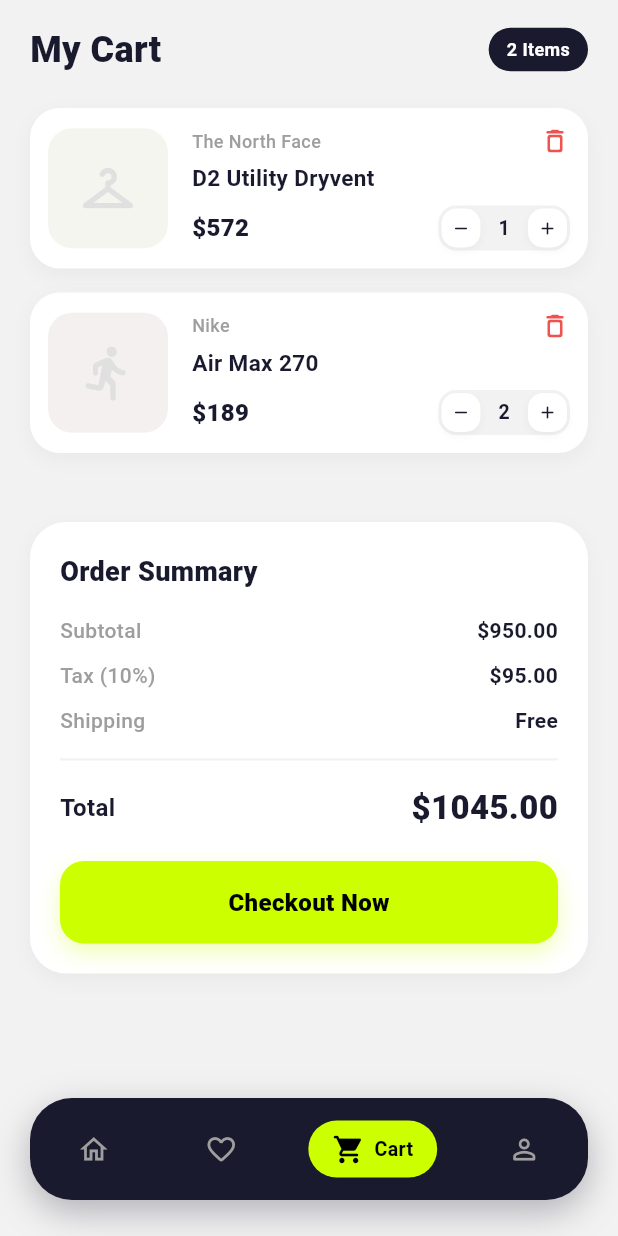
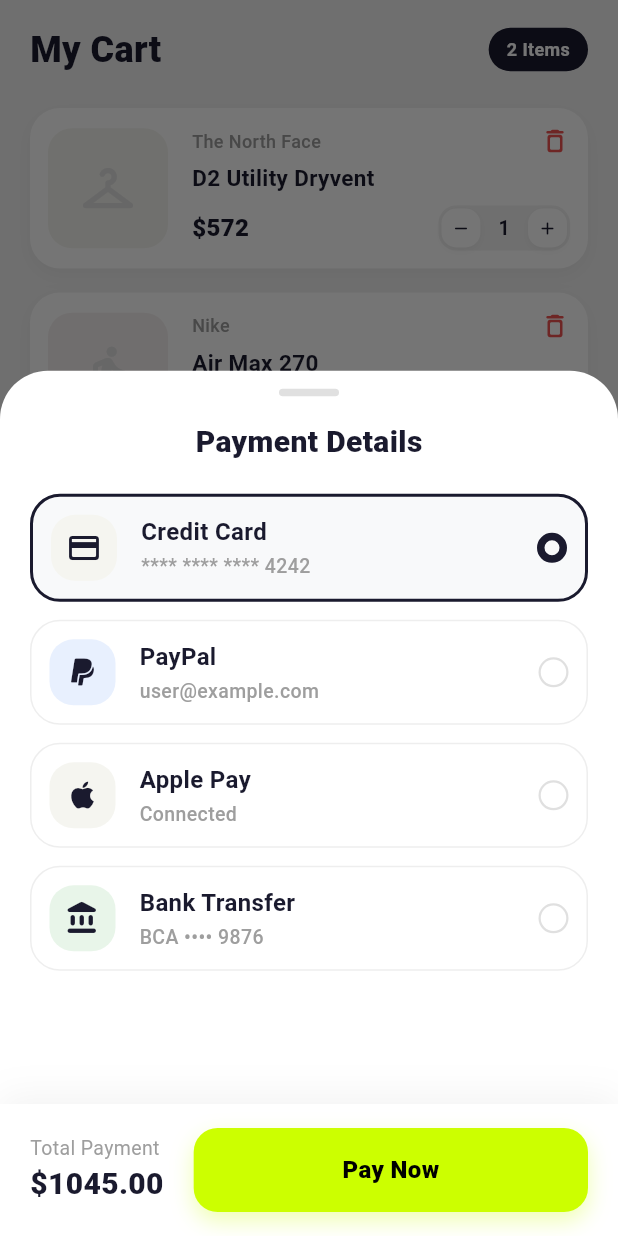
Before and after one commit to nuha24k/flutter-ecommerce, a Flutter app: the HomePage screen opened directly, item 3 of the bottom bar chosen, after a tap on "Checkout Now", on a phone screen of 412 x 824 dp. Run offline on Flutter 3.47's test engine with Material 3 defaults, Android fonts, the phone set to English and light mode, and no system bars; our stand-ins replace equatable, flutter_bloc, get_it.

Commit message:
feat: implement PaymentMethodPage and integrate bottom sheet modal in cart page

```diff
--- a/lib/features/home/presentation/pages/cart_page.dart
+++ b/lib/features/home/presentation/pages/cart_page.dart
@@ -1,6 +1,7 @@
 import 'package:flutter/material.dart';
 import '../../../../core/constants/colors.dart';
 import 'home_page.dart';
+import 'payment_method_page.dart';
 
 class CartPage extends StatefulWidget {
   const CartPage({super.key});
@@ -344,7 +345,17 @@
             ),
             const SizedBox(height: 20),
             GestureDetector(
-              onTap: () {},
+              onTap: () {
+                showModalBottomSheet(
+                  context: context,
+                  isScrollControlled: true,
+                  backgroundColor: Colors.transparent,
+                  builder: (context) => FractionallySizedBox(
+                    heightFactor: 0.7,
+                    child: PaymentMethodPage(totalAmount: total),
+                  ),
+                );
+              },
               child: Container(
                 width: double.infinity,
                 padding: const EdgeInsets.symmetric(vertical: 16),
--- /dev/null
+++ b/lib/features/home/presentation/pages/payment_method_page.dart
@@ -0,0 +1,251 @@
+import 'package:flutter/material.dart';
+import '../../../../core/constants/colors.dart';
+
+class PaymentMethodPage extends StatefulWidget {
+  final double totalAmount;
+
+  const PaymentMethodPage({
+    super.key,
+    required this.totalAmount,
+  });
+
+  @override
+  State<PaymentMethodPage> createState() => _PaymentMethodPageState();
+}
+
+class _PaymentMethodPageState extends State<PaymentMethodPage> {
+  String currentSelected = 'Credit Card';
+
+  final List<Map<String, dynamic>> paymentMethods = [
+    {
+      'id': 'Credit Card',
+      'title': 'Credit Card',
+      'subtitle': '**** **** **** 4242',
+      'icon': Icons.credit_card_rounded,
+      'color': const Color(0xFFF5F5F0),
+    },
+    {
+      'id': 'PayPal',
+      'title': 'PayPal',
+      'subtitle': 'user@example.com',
+      'icon': Icons.paypal_rounded,
+      'color': const Color(0xFFE8F0FE),
+    },
+    {
+      'id': 'Apple Pay',
+      'title': 'Apple Pay',
+      'subtitle': 'Connected',
+      'icon': Icons.apple_rounded,
+      'color': const Color(0xFFF5F5F0),
+    },
+    {
+      'id': 'Bank Transfer',
+      'title': 'Bank Transfer',
+      'subtitle': 'BCA •••• 9876',
+      'icon': Icons.account_balance_rounded,
+      'color': const Color(0xFFE8F5E9),
+    },
+  ];
+
+  @override
+  Widget build(BuildContext context) {
+    return Container(
+      decoration: const BoxDecoration(
+        color: Colors.white,
+        borderRadius: BorderRadius.only(
+          topLeft: Radius.circular(32),
+          topRight: Radius.circular(32),
+        ),
+      ),
+      child: Column(
+        mainAxisSize: MainAxisSize.min,
+        children: [
+          const SizedBox(height: 12),
+          Container(
+            width: 40,
+            height: 5,
+            decoration: BoxDecoration(
+              color: Colors.grey.shade300,
+              borderRadius: BorderRadius.circular(10),
+            ),
+          ),
+          const SizedBox(height: 16),
+          const Text(
+            'Payment Details',
+            style: TextStyle(
+              fontFamily: 'Outfit',
+              fontSize: 20,
+              fontWeight: FontWeight.w800,
+              color: Color(0xFF1A1A2E),
+            ),
+          ),
+          const SizedBox(height: 20),
+          Expanded(
+            child: ListView.builder(
+              padding: const EdgeInsets.symmetric(horizontal: 20),
+              physics: const BouncingScrollPhysics(),
+              itemCount: paymentMethods.length,
+              itemBuilder: (context, index) {
+                final method = paymentMethods[index];
+                final isSelected = currentSelected == method['id'];
+
+                return GestureDetector(
+                  onTap: () {
+                    setState(() {
+                      currentSelected = method['id'];
+                    });
+                  },
+                  child: Container(
+                    margin: const EdgeInsets.only(bottom: 12),
+                    padding: const EdgeInsets.all(12),
+                    decoration: BoxDecoration(
+                      color: isSelected ? const Color(0xFFF8F9FA) : Colors.white,
+                      borderRadius: BorderRadius.circular(20),
+                      border: Border.all(
+                        color: isSelected ? const Color(0xFF1A1A2E) : Colors.grey.shade200,
+                        width: isSelected ? 2 : 1,
+                      ),
+                    ),
+                    child: Row(
+                      children: [
+                        Container(
+                          padding: const EdgeInsets.all(10),
+                          decoration: BoxDecoration(
+                            color: method['color'],
+                            borderRadius: BorderRadius.circular(16),
+                          ),
+                          child: Icon(
+                            method['icon'],
+                            size: 24,
+                            color: const Color(0xFF1A1A2E),
+                          ),
+                        ),
+                        const SizedBox(width: 16),
+                        Expanded(
+                          child: Column(
+                            crossAxisAlignment: CrossAxisAlignment.start,
+                            children: [
+                              Text(
+                                method['title'],
+                                style: const TextStyle(
+                                  fontFamily: 'Outfit',
+                                  fontSize: 16,
+                                  fontWeight: FontWeight.w700,
+                                  color: Color(0xFF1A1A2E),
+                                ),
+                              ),
+                              const SizedBox(height: 2),
+                              Text(
+                                method['subtitle'],
+                                style: TextStyle(
+                                  fontFamily: 'Outfit',
+                                  fontSize: 13,
+                                  fontWeight: FontWeight.w500,
+                                  color: Colors.grey.shade500,
+                                ),
+                              ),
+                            ],
+                          ),
+                        ),
+                        Container(
+                          width: 20,
+                          height: 20,
+                          decoration: BoxDecoration(
+                            shape: BoxShape.circle,
+                            border: Border.all(
+                              color: isSelected ? const Color(0xFF1A1A2E) : Colors.grey.shade300,
+                              width: isSelected ? 5 : 1.5,
+                            ),
+                          ),
+                        ),
+                      ],
+                    ),
+                  ),
+                );
+              },
+            ),
+          ),
+          Container(
+            padding: EdgeInsets.fromLTRB(20, 16, 20, MediaQuery.of(context).padding.bottom + 16),
+            decoration: BoxDecoration(
+              color: Colors.white,
+              boxShadow: [
+                BoxShadow(
+                  color: Colors.black.withValues(alpha: 0.05),
+                  blurRadius: 20,
+                  offset: const Offset(0, -5),
+                ),
+              ],
+            ),
+            child: Row(
+              children: [
+                Column(
+                  crossAxisAlignment: CrossAxisAlignment.start,
+                  children: [
+                    Text(
+                      'Total Payment',
+                      style: TextStyle(
+                        fontFamily: 'Outfit',
+                        fontSize: 13,
+                        color: Colors.grey.shade500,
+                      ),
+                    ),
+                    Text(
+                      '\$${widget.totalAmount.toStringAsFixed(2)}',
+                      style: const TextStyle(
+                        fontFamily: 'Outfit',
+                        fontSize: 20,
+                        fontWeight: FontWeight.w900,
+                        color: Color(0xFF1A1A2E),
+                      ),
+                    ),
+                  ],
+                ),
+                const SizedBox(width: 20),
+                Expanded(
+                  child: GestureDetector(
+                    onTap: () {
+                      Navigator.pop(context); // Close the bottom sheet
+                      ScaffoldMessenger.of(context).showSnackBar(
+                        const SnackBar(
+                          content: Text('Payment Successful!'),
+                          backgroundColor: Color(0xFF1A1A2E),
+                          behavior: SnackBarBehavior.floating,
+                        ),
+                      );
+                    },
+                    child: Container(
+                      height: 56,
+                      decoration: BoxDecoration(
+                        color: AppColors.limeGreen,
+                        borderRadius: BorderRadius.circular(16),
+                        boxShadow: [
+                          BoxShadow(
+                            color: AppColors.limeGreen.withValues(alpha: 0.3),
+                            blurRadius: 12,
+                            offset: const Offset(0, 6),
+                          ),
+                        ],
+                      ),
+                      child: const Center(
+                        child: Text(
+                          'Pay Now',
+                          style: TextStyle(
+                            fontFamily: 'Outfit',
+                            fontSize: 16,
+                            fontWeight: FontWeight.w800,
+                            color: Colors.black,
+                          ),
+                        ),
+                      ),
+                    ),
+                  ),
+                ),
+              ],
+            ),
+          ),
+        ],
+      ),
+    );
+  }
+}
```
Also changed, not shown: lib/features/splash/presentation/widgets/splash_widgets.dart (+0 -8 lines).
